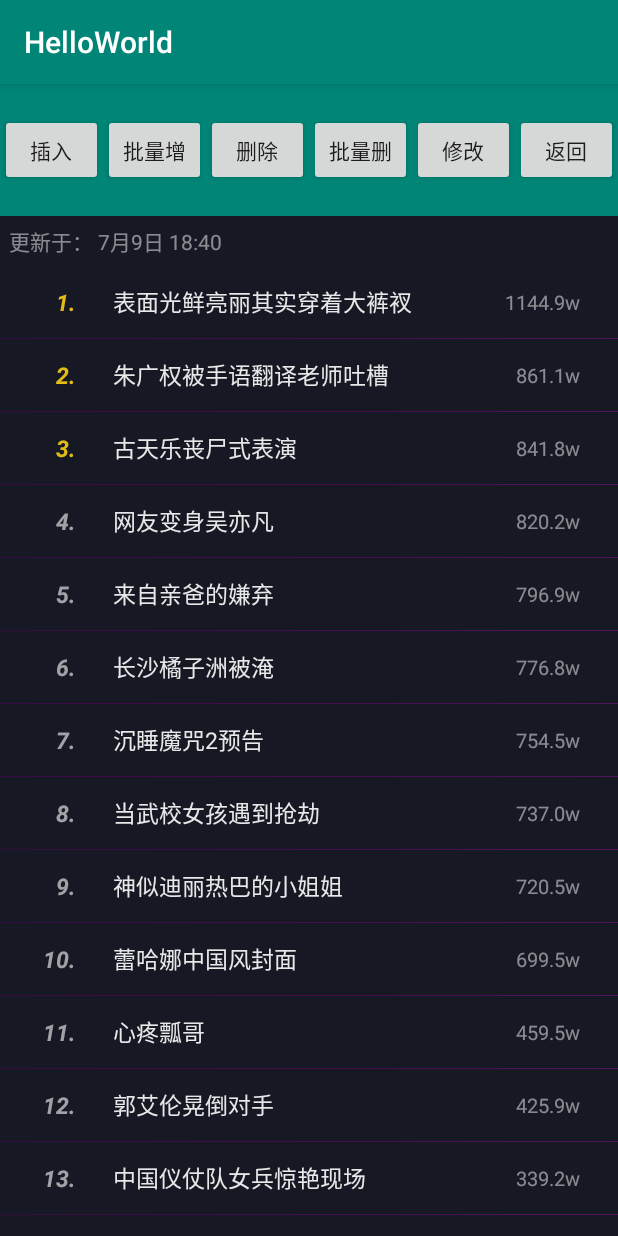
After one commit to ZJUn00b/ZJU-2019-Androi_camp, an Android app: the recyclerview_activity screen opened directly, with no data from a screen before it, on a phone screen of 412 x 824 dp. The commit adds this screen. Run offline under Robolectric (Android 15) with nearby library versions, the phone set to English and light mode, and no system bars.

Commit message:
Camp Day 2 homework

```diff
--- a/app/build.gradle
+++ b/app/build.gradle
@@ -22,6 +22,7 @@ dependencies {
     implementation fileTree(dir: 'libs', include: ['*.jar'])
     implementation 'com.android.support:appcompat-v7:28.0.0'
     implementation 'com.android.support.constraint:constraint-layout:1.1.3'
+    implementation 'com.android.support:appcompat-v7:28.0.0'
     testImplementation 'junit:junit:4.12'
     androidTestImplementation 'com.android.support.test:runner:1.0.2'
     androidTestImplementation 'com.android.support.test.espresso:espresso-core:3.0.2'
--- a/app/src/main/AndroidManifest.xml
+++ b/app/src/main/AndroidManifest.xml
@@ -17,6 +17,8 @@
             </intent-filter>
         </activity>
         <activity android:name=".Main2Activity" />
+    <activity android:name=".recyclerview.recyclerview_activity" />
+
     </application>
 
 </manifest>
--- a/app/src/main/java/com/percy/helloworld/Main2Activity.java
+++ b/app/src/main/java/com/percy/helloworld/Main2Activity.java
@@ -3,15 +3,17 @@ package com.percy.helloworld;
 import android.content.Intent;
 import android.os.Bundle;
 import android.support.v7.app.AppCompatActivity;
+import android.util.Log;
 import android.view.View;
 import android.widget.Button;
 import android.widget.ImageView;
 
 public class Main2Activity extends AppCompatActivity {
-
+    private String tag = "Main2Activity";
     @Override
     protected void onCreate(Bundle savedInstanceState) {
         super.onCreate(savedInstanceState);
+        Log.i(tag,"onCreate");
         setContentView(R.layout.activity_main2);
         ImageView imgView = (ImageView) this.findViewById(R.id.imageView3);
         final int[] imageItems = new int[] { R.drawable.symbol };
@@ -19,6 +21,7 @@ public class Main2Activity extends AppCompatActivity {
         Button bt3 = (Button) findViewById(R.id.button4);
         //创建监听器
         bt3.setOnClickListener(listener);
+        Log.i(tag,"listener");
     }
     Button.OnClickListener listener = new Button.OnClickListener() {
         public void onClick(View v) {
--- /dev/null
+++ b/app/src/main/java/com/percy/helloworld/recyclerview/Data.java
@@ -0,0 +1,22 @@
+package com.percy.helloworld.recyclerview;
+
+public class Data {
+
+    private String info;
+    private String title;
+    private  String Hotvalue;
+
+    public Data(String info,String title,String Hotvalue) {
+        this.info = info;
+        this.Hotvalue = Hotvalue;
+        this.title = title;
+    }
+
+    public String getInfo() { return info; }
+    public String gettitle() {
+        return title;
+    }
+    public String getHotvalue() {
+        return Hotvalue;
+    }
+}
--- /dev/null
+++ b/app/src/main/java/com/percy/helloworld/recyclerview/DataFactory.java
@@ -0,0 +1,33 @@
+package com.percy.helloworld.recyclerview;
+
+import java.util.ArrayList;
+import java.util.List;
+
+public class DataFactory {
+    //更新于18：40：51
+    public static final String[] No= {"1.", "2.", "3.", "4.", "5.", "6.", "7.", "8.", "9.", "10.","11.", "12.", "13.", "14.", "15.", "16.", "17.", "18.", "19.", "20.","21.", "22.", "23.", "24.", "25.", "26.", "27.", "28.", "29.", "30."};
+    public static final String[] TITLE= {"表面光鲜亮丽其实穿着大裤衩", "朱广权被手语翻译老师吐槽", "古天乐丧尸式表演", "网友变身吴亦凡", "来自亲爸的嫌弃", "长沙橘子洲被淹", "沉睡魔咒2预告", "当武校女孩遇到抢劫", "神似迪丽热巴的小姐姐", "蕾哈娜中国风封面","心疼瓢哥", "郭艾伦晃倒对手", "中国仪仗队女兵惊艳现场", "在床上玩手机最舒服的时候", "朱广权批夏天炫腹的膀爷", "大爷男团请求出道", "当你跟妈妈要零花钱的时候", "肖战神仙颜值", "300斤女孩直播哗众取宠被抓", "彭于晏给洪金宝敬茶磕头","明星高能口误合集", "杨紫李现 甜", "这绝对是亲妈", "萍乡暴雨", "消防员救出小孩后哭了", "鹿晗 我没驼背", "邓紫棋把瓶盖踢回去", "终于找到理想的暑假工", "城管抱住小贩抢气球放飞", "刘德华拍戏用真刀"};
+    public static final String[] Hotvalue= {"1144.9w", "861.1w", "841.8w", "820.2w", "796.9w", "776.8w", "754.5w", "737.0w", "720.5w", "699.5w","459.5w", "425.9w", "339.2w", "297.9w", "290.0w", "229.5w", "179.8w", "164.6w", "160.2w", "157.0w","146.4w", "78.6w", "76.2w", "65.4w", "49.0w", "47.7w", "41.4w", "39.8w", "37.3w", "32.6w"};
+
+    public static final int DEFAULT_SIZE = 30;
+
+    public static Data getSingleData(String info,String title,String Hotvalue) {
+        return new Data(info,title,Hotvalue);
+    }
+
+    public static List<Data> getData() {
+        return getData(DEFAULT_SIZE);
+    }
+
+    public static List<Data> getData(int size) {
+        if (size > 30) {
+            size = 30;
+        }
+        List<Data> list = new ArrayList<>();
+        for (int i = 0; i < size; ++ i) {
+            Data data = new Data(No[i],TITLE[i],Hotvalue[i]);
+            list.add(data);
+        }
+        return list;
+    }
+}
--- /dev/null
+++ b/app/src/main/java/com/percy/helloworld/recyclerview/ListAdapter.java
@@ -0,0 +1,84 @@
+package com.percy.helloworld.recyclerview;
+
+import android.support.annotation.NonNull;
+import android.support.v7.widget.RecyclerView;
+import android.text.TextUtils;
+import android.view.ViewGroup;
+
+import java.util.ArrayList;
+import java.util.List;
+
+public class ListAdapter extends RecyclerView.Adapter {
+
+    public static final int TYPE_TEXT = 0;
+    public static final int TYPE_IMAGE = 1;
+
+    private List<Data> mDataList = new ArrayList<>();
+
+    @NonNull
+    @Override public RecyclerView.ViewHolder onCreateViewHolder(@NonNull ViewGroup viewGroup, int viewType) {
+        if (viewType == TYPE_IMAGE) {
+            return ListImageViewHolder.create(viewGroup.getContext(), viewGroup);
+        } else {
+            return ListTextViewHolder.create(viewGroup.getContext(), viewGroup);
+        }
+    }
+
+    @Override public void onBindViewHolder(@NonNull RecyclerView.ViewHolder viewHolder, int position) {
+        int type = getItemViewType(position);
+        if (type == TYPE_TEXT) {
+            ((ListTextViewHolder) viewHolder).bind(mDataList.get(position));
+        } else if (type == TYPE_IMAGE) {
+            ((ListImageViewHolder) viewHolder).bind(mDataList.get(position));
+        }
+    }
+
+    public void setList(List<Data> list) {
+        if (!checkListNonNull(list)) {
+            return;
+        }
+        mDataList = list;
+    }
+
+    @Override public int getItemCount() {
+        return mDataList.size();
+    }
+
+    @Override public int getItemViewType(int position) {
+        if (TextUtils.equals(mDataList.get(position).getInfo(), "Paris")) {
+            return TYPE_IMAGE;
+        }
+        return TYPE_TEXT;
+    }
+
+    private boolean checkListNonNull(List<Data> list) {
+        return list != null && list.size() != 0;
+    }
+
+    public void insert(Data data, int index) {
+        if (data == null || index < 0 || index > mDataList.size()) return;
+        mDataList.add(index, data);
+    }
+
+    public void insertRange(List<Data> list, int index) {
+        if (list == null || list.size() == 0 || index < 0 || index > mDataList.size()) return;
+        mDataList.addAll(index, list);
+    }
+
+    public void delete(int index) {
+        if (index < 0 || index >= mDataList.size()) return;
+        mDataList.remove(index);
+    }
+
+    public void deleteRange(int index, int count) {
+        if (index < 0 || index >= mDataList.size()) return;
+        for (int i  = index; i < index + count; ++ i) {
+            mDataList.remove(i);
+        }
+    }
+
+    public void change(Data data, int index) {
+       if (data == null || index < 0 || index >= mDataList.size()) return;
+        mDataList.set(index, data);
+    }
+}
--- /dev/null
+++ b/app/src/main/java/com/percy/helloworld/recyclerview/ListTextViewHolder.java
@@ -0,0 +1,49 @@
+package com.percy.helloworld.recyclerview;
+
+
+import android.annotation.SuppressLint;
+import android.content.Context;
+import android.graphics.Color;
+import android.support.annotation.NonNull;
+import android.support.v7.widget.RecyclerView;
+import android.view.LayoutInflater;
+import android.view.View;
+import android.view.ViewGroup;
+import android.widget.TextView;
+
+import com.percy.helloworld.R;
+
+public class ListTextViewHolder extends RecyclerView.ViewHolder {
+
+    private TextView mTextView;
+    private TextView mTextView1;
+    private TextView mTextView2;
+
+
+
+    public static ListTextViewHolder create(Context context, ViewGroup root) {
+        View v = LayoutInflater.from(context).inflate(R.layout.layout_item_text_list, root, false);
+        return new ListTextViewHolder(v);
+    }
+
+    public ListTextViewHolder(@NonNull View itemView) {
+        super(itemView);
+        mTextView = itemView.findViewById(R.id.index);
+        mTextView1 = itemView.findViewById(R.id.Title);
+        mTextView2 = itemView.findViewById(R.id.HotValue);
+    }
+
+    @SuppressLint("ResourceAsColor")
+    public void bind(Data data) {
+        if (null == data) return;
+        mTextView.setText(data.getInfo() + "");
+        if (data.getInfo()!="1."&&data.getInfo()!="2."&&data.getInfo()!="3.") {
+            mTextView.setTextColor(Color.argb(153,255,255,255));
+        }
+        else mTextView.setTextColor(Color.argb(230,250,206,21));
+        mTextView1.setText(data.gettitle() + "");
+        mTextView2.setText(data.getHotvalue() + "");
+    }
+
+
+}
--- /dev/null
+++ b/app/src/main/java/com/percy/helloworld/recyclerview/recyclerview_activity.java
@@ -0,0 +1,112 @@
+package com.percy.helloworld.recyclerview;
+
+import android.content.Intent;
+import android.os.Bundle;
+import android.support.v4.content.ContextCompat;
+import android.support.v7.app.AppCompatActivity;
+import android.support.v7.widget.DividerItemDecoration;
+import android.support.v7.widget.LinearLayoutManager;
+import android.support.v7.widget.RecyclerView;
+import android.view.View;
+import android.widget.Button;
+
+
+import com.percy.helloworld.Main2Activity;
+import com.percy.helloworld.MainActivity;
+import com.percy.helloworld.R;
+
+import java.util.Arrays;
+import java.util.List;
+
+public class recyclerview_activity extends AppCompatActivity {
+    private String tag = "recyclerview_activity";
+    private RecyclerView mListView;
+    private ListAdapter mAdapter;
+    private Button mInsertButton, mInsertRangeButton, mDeleteButton, mDeleteRangeButton, mChangeButton, mChangeRangeButton;
+
+    @Override
+    protected void onCreate(Bundle savedInstanceState) {
+        super.onCreate(savedInstanceState);
+        setContentView(R.layout.activity_recycler_view);
+        mListView = findViewById(R.id.rl_list);
+        mListView.setLayoutManager(new LinearLayoutManager(this));
+        mAdapter = new ListAdapter();
+        mListView.setAdapter(mAdapter);
+        mAdapter.setList(DataFactory.getData(30));
+        mAdapter.notifyDataSetChanged();
+        //添加自定义分割线
+        DividerItemDecoration divider = new DividerItemDecoration(this,DividerItemDecoration.VERTICAL);
+        divider.setDrawable(ContextCompat.getDrawable(this,R.drawable.line));
+        mListView.addItemDecoration(divider);
+        Button btback = (Button)findViewById(R.id.bt_back);
+        btback.setOnClickListener(listener);
+
+        mInsertButton = findViewById(R.id.bt_insert);
+        mInsertButton.setOnClickListener(new View.OnClickListener() {
+            @Override public void onClick(View v) {
+              Data data = new Data("1.","insert one","insert one");
+                insert(data, 5);
+            }
+       });
+        mInsertRangeButton = findViewById(R.id.bt_insert_range);
+        mInsertRangeButton.setOnClickListener(new View.OnClickListener() {
+            @Override public void onClick(View v) {
+                Data data1 = new Data("1.","insert one","insert one");
+                Data data2 = new Data("2.","insert two","insert two");
+                Data data3 = new Data("3.","insert three","insert three");
+               insertRange(Arrays.asList(data1, data2, data3), 5);
+            }
+        });
+        mDeleteButton = findViewById(R.id.bt_delete);
+        mDeleteButton.setOnClickListener(new View.OnClickListener() {
+            @Override public void onClick(View v) {
+                delete( 5);
+            }
+        });
+        mDeleteRangeButton = findViewById(R.id.bt_delete_range);
+        mDeleteRangeButton.setOnClickListener(new View.OnClickListener() {
+            @Override public void onClick(View v) {
+                deleteRange( 5, 3);
+            }
+        });
+        mChangeButton = findViewById(R.id.bt_change);
+        mChangeButton.setOnClickListener(new View.OnClickListener() {
+            @Override public void onClick(View v) {
+                Data data = new Data("1.","changed","changed");
+                change( data,5);
+            }
+        });
+    }
+    Button.OnClickListener listener = new Button.OnClickListener() {
+        public void onClick(View v) {
+            Intent intent = new Intent(recyclerview_activity.this, MainActivity.class);
+            startActivity(intent);
+            recyclerview_activity.this.finish();
+        }
+    };
+
+    public void insert(Data data, int index) {
+        mAdapter.insert(data, index);
+        mAdapter.notifyItemInserted(index);
+    }
+
+    public void insertRange(List<Data> list, int startIndex) {
+        mAdapter.insertRange(list, startIndex);
+        mAdapter.notifyItemRangeInserted(startIndex, list.size());
+    }
+
+    public void delete(int index) {
+        mAdapter.delete(index);
+        mAdapter.notifyItemRemoved(index);
+    }
+
+    public void deleteRange(int index, int count) {
+        mAdapter.deleteRange(index, count);
+        mAdapter.notifyItemRangeRemoved(index, count);
+    }
+
+    public void change(Data data, int index) {
+        mAdapter.change(data, index);
+        mAdapter.notifyItemChanged(index);
+    }
+}
--- /dev/null
+++ b/app/src/main/res/drawable/line.xml
@@ -0,0 +1,11 @@
+<?xml version="1.0" encoding="utf-8"?>
+<shape xmlns:android="http://schemas.android.com/apk/res/android"
+    android:shape="rectangle">
+
+    <gradient
+        android:startColor="#380941"
+        android:endColor="#50135E"
+        android:type="linear" />
+    <size android:height="0.5dp" />
+
+</shape>
--- a/app/src/main/res/layout/activity_main.xml
+++ b/app/src/main/res/layout/activity_main.xml
@@ -58,7 +58,7 @@
             android:layout_width="match_parent"
             android:layout_height="wrap_content"
             android:layout_gravity="right"
-            android:text="Show Message" />
+            android:text="点击按钮进入列表视图" />
     </LinearLayout>
 
     <TextView
--- /dev/null
+++ b/app/src/main/res/layout/activity_recycler_view.xml
@@ -0,0 +1,74 @@
+<?xml version="1.0" encoding="utf-8"?>
+<LinearLayout
+    xmlns:android="http://schemas.android.com/apk/res/android"
+    xmlns:tools="http://schemas.android.com/tools"
+    android:layout_width="match_parent"
+    android:layout_height="match_parent"
+    android:orientation="vertical"
+    tools:context=".recyclerview.recyclerview_activity">
+
+    <LinearLayout android:layout_width="match_parent"
+        android:layout_height="wrap_content"
+        android:orientation="horizontal"
+        android:gravity="center_vertical"
+        android:paddingTop="20dp"
+        android:paddingBottom="20dp"
+        android:background="@color/colorPrimary">
+
+        <Button
+            android:id="@+id/bt_insert"
+            android:layout_width="0dp"
+            android:layout_height="wrap_content"
+            android:layout_weight="1"
+            android:text="插入"/>
+
+        <Button
+            android:id="@+id/bt_insert_range"
+            android:layout_width="0dp"
+            android:layout_height="wrap_content"
+            android:layout_weight="1"
+            android:text="批量增"/>
+
+        <Button
+            android:id="@+id/bt_delete"
+            android:layout_width="0dp"
+            android:layout_height="wrap_content"
+            android:layout_weight="1"
+            android:text="删除"/>
+
+        <Button
+            android:id="@+id/bt_delete_range"
+            android:layout_width="0dp"
+            android:layout_height="wrap_content"
+            android:layout_weight="1"
+            android:text="批量删"/>
+
+        <Button
+            android:id="@+id/bt_change"
+            android:layout_width="0dp"
+            android:layout_height="wrap_content"
+            android:layout_weight="1"
+            android:text="修改"/>
+
+        <Button
+            android:id="@+id/bt_back"
+            android:layout_width="0dp"
+            android:layout_height="wrap_content"
+            android:layout_weight="1"
+            android:text="返回"/>
+
+    </LinearLayout>
+    <TextView
+        android:layout_width="match_parent"
+        android:layout_height="wrap_content"
+        android:text="更新于： 7月9日 18:40"
+        android:textColor="@color/HotValue"
+        android:background="@color/background"
+        android:padding="6dp"
+        />
+    <android.support.v7.widget.RecyclerView
+        android:id="@+id/rl_list"
+        android:layout_width="match_parent"
+        android:layout_height="match_parent"/>
+
+</LinearLayout>
--- /dev/null
+++ b/app/src/main/res/layout/layout_item_text_list.xml
@@ -0,0 +1,63 @@
+<?xml version="1.0" encoding="utf-8"?>
+<!-- 一条item的布局-->
+
+
+<LinearLayout xmlns:android="http://schemas.android.com/apk/res/android"
+    android:orientation="vertical" android:layout_width="match_parent"
+    android:layout_height="48dp">
+    <LinearLayout
+        android:layout_width="match_parent"
+        android:layout_height="48dp"
+        android:orientation="horizontal"
+        android:gravity="center_vertical"
+        android:background="@color/background">
+
+        <LinearLayout
+            android:layout_width="wrap_content"
+            android:layout_height="match_parent"
+            android:layout_marginLeft="10dp"
+            android:orientation="vertical">
+            <!-- 设置为斜体加粗-->
+            <TextView
+                android:id="@+id/index"
+                android:layout_width="30dp"
+                android:layout_height="fill_parent"
+                android:layout_marginLeft="10dp"
+                android:gravity="right|center"
+                android:text="1."
+
+                android:textColor="@color/No_Top3"
+                android:textSize="15sp"
+                android:textStyle="bold|italic" />
+
+
+        </LinearLayout>
+        <TextView
+            android:id="@+id/Title"
+            android:layout_width="wrap_content"
+            android:layout_height="wrap_content"
+            android:layout_gravity="center_vertical"
+            android:layout_marginLeft="25dp"
+            android:text="敬礼我的超级英雄"
+            android:textColor="@color/Title"
+            android:textSize="15sp"
+            />
+
+        <TextView
+            android:id="@+id/HotValue"
+            android:layout_width="wrap_content"
+            android:layout_height="wrap_content"
+            android:layout_weight="1"
+            android:layout_marginRight="25dp"
+            android:layout_gravity="center_vertical"
+            android:gravity="right"
+            android:text="548583"
+
+            android:textColor="@color/HotValue"
+            android:textSize="13sp" />
+
+    </LinearLayout>
+
+
+
+</LinearLayout>
--- a/app/src/main/res/values/colors.xml
+++ b/app/src/main/res/values/colors.xml
@@ -3,4 +3,10 @@
     <color name="colorPrimary">#008577</color>
     <color name="colorPrimaryDark">#00574B</color>
     <color name="colorAccent">#D81B60</color>
+    <color name="myColor">#1E90FF</color>
+    <color name="background">#161823</color>
+    <color name="No_Top3">#e6face15</color>
+    <color name="No_Others">#99ffffff</color>
+    <color name="Title">#e6ffffff</color>
+    <color name="HotValue">#7fffffff</color>
 </resources>
```
Also changed, not shown: app/src/main/java/com/percy/helloworld/MainActivity.java (+11 -4 lines), app/src/main/java/com/percy/helloworld/recyclerview/ListImageViewHolder.java (added, +40 -0 lines), app/src/main/res/layout/items.xml (added, +47 -0 lines), app/src/main/res/layout/layout_item_image_list.xml (added, +23 -0 lines).
